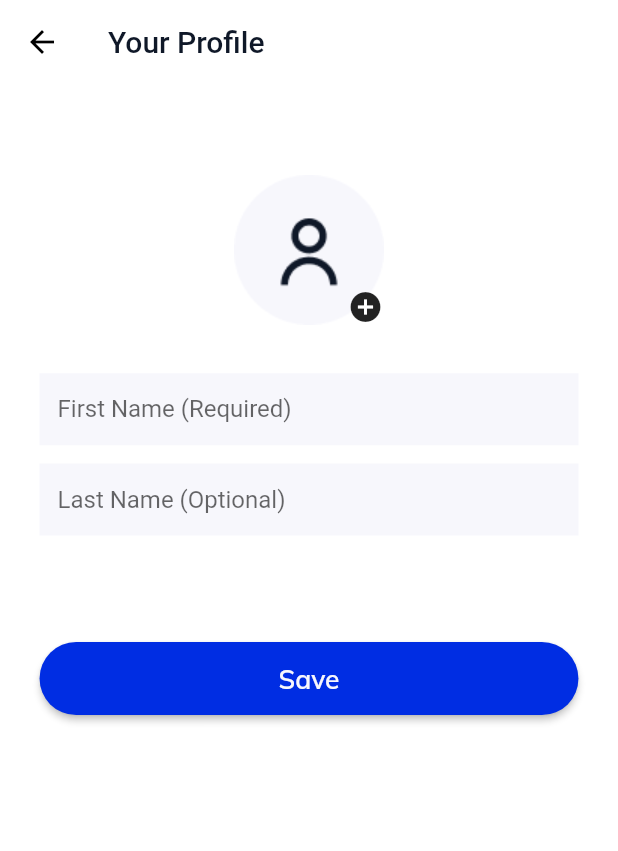
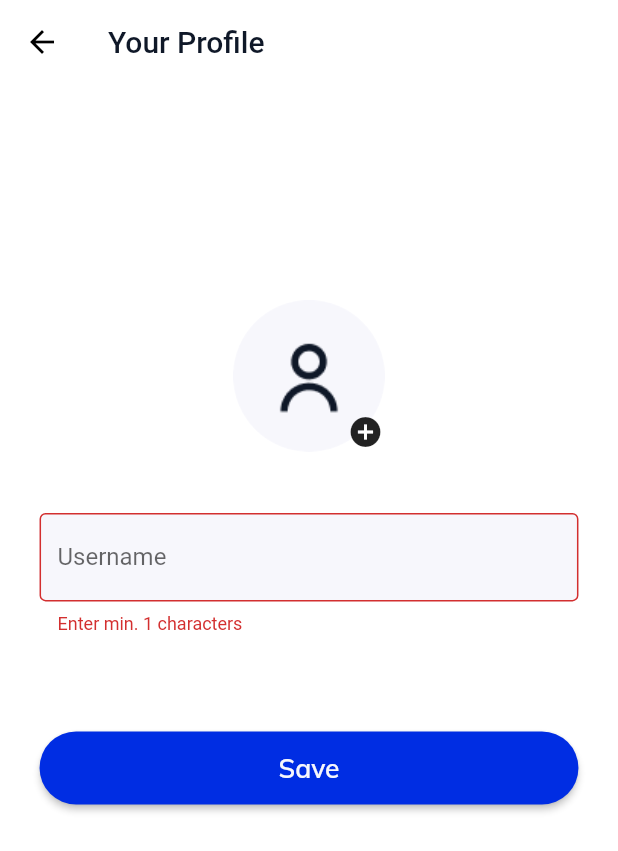
Before and after one commit to Marc4k/chat-app, a Flutter app: the CreateProfilScreen screen opened directly, on a phone screen of 412 x 824 dp. Shown: the top 851 px of the screen. Run offline on Flutter 3.47's test engine with Material 2 defaults, Android fonts, the phone set to English and light mode, and no system bars; our stand-ins replace badges, cloud_firestore, dartz, email_validator, firebase_auth, firebase_core and 7 more; missing offline and left inert: pixel_perfect; accounts and stored records are empty.

Commit message:
register finished

```diff
--- a/lib/domain/create_user/create_user_repository.dart
+++ b/lib/domain/create_user/create_user_repository.dart
@@ -1,6 +1,10 @@
+import 'dart:io';
+
+import 'package:dartz/dartz.dart';
 import 'package:firebase_auth/firebase_auth.dart';
 
+import '../../error/failures.dart';
+
 abstract class CreateUserRepository {
-  Future<void> createUser(
-      UserCredential user, String firstName, String lastname, String imgPath);
+  Future<Either<String, Failure>> createUser(String userName, File image);
 }
--- a/lib/domain/user_auth/phone_auth_repository.dart
+++ /dev/null
@@ -1,3 +0,0 @@
-abstract class PhoneAuthRepository {
-  Future<void> logUserInWithPhone(String phoneNumber);
-}
--- a/lib/domain/user_auth/user_auth_repository.dart
+++ b/lib/domain/user_auth/user_auth_repository.dart
@@ -3,7 +3,8 @@ import 'package:dartz/dartz.dart';
 import 'package:firebase_auth/firebase_auth.dart';
 
 abstract class UserAuthRepository {
-  Future<Either<Failure, UserCredential>> signUpUser(
+  Future<Either<UserCredential, Failure>> signUpUser(
       String email, String password);
-  Future<UserCredential> loginUser(String email, String password);
+  Future<Either<UserCredential, Failure>> signInUser(
+      String email, String password);
 }
--- a/lib/main.dart
+++ b/lib/main.dart
@@ -1,6 +1,7 @@
 import 'package:chat_app/pages/create_profil_screen/view/create_profil_screen.dart';
 import 'package:chat_app/pages/home_screen/view/home_screen.dart';
 import 'package:chat_app/pages/welcome_screen/view/welcome_screen.dart';
+import 'package:chat_app/wrapper.dart';
 import 'package:firebase_core/firebase_core.dart';
 import 'package:flutter/material.dart';
 import 'package:flutter_screenutil/flutter_screenutil.dart';
@@ -34,6 +35,6 @@ class Home extends StatelessWidget {
 
   @override
   Widget build(BuildContext context) {
-    return WelcomeScreen();
+    return Wrapper();
   }
 }
--- a/lib/pages/create_profil_screen/view/create_profil_screen.dart
+++ b/lib/pages/create_profil_screen/view/create_profil_screen.dart
@@ -1,14 +1,43 @@
+import 'dart:io';
+
+import 'package:chat_app/domain/create_user/create_user_impl.dart';
 import 'package:chat_app/pages/create_profil_screen/widget/input_field_profil_widget.dart';
 import 'package:chat_app/pages/create_profil_screen/widget/select_picture_widget.dart';
 import 'package:chat_app/shared/button_widget.dart';
 import 'package:chat_app/shared/sized_box_height_widget.dart';
 import 'package:flutter/material.dart';
+import 'package:flutter_profile_picture/flutter_profile_picture.dart';
+import 'package:image_picker/image_picker.dart';
 
 import '../../../constants/colors.dart';
+import '../../../constants/styles.dart';
+import '../../../shared/custom_text_widget.dart';
 import '../../../shared/screen_adaption.dart';
 
-class CreateProfilScreen extends StatelessWidget {
+class CreateProfilScreen extends StatefulWidget {
   const CreateProfilScreen({Key? key}) : super(key: key);
+
+  @override
+  State<CreateProfilScreen> createState() => _CreateProfilScreenState();
+}
+
+String error = "";
+File? imageTemorary;
+bool isLoading = false;
+
+TextEditingController name = TextEditingController();
+
+class _CreateProfilScreenState extends State<CreateProfilScreen> {
+  void PickImage() async {
+    final picker = ImagePicker();
+    final pickedFile = await picker.pickImage(source: ImageSource.gallery);
+
+    if (pickedFile == null) return;
+
+    setState(() {
+      imageTemorary = File(pickedFile.path);
+    });
+  }
 
   @override
   Widget build(BuildContext context) {
@@ -34,18 +63,37 @@ class CreateProfilScreen extends StatelessWidget {
               EdgeInsets.fromLTRB(24 * sW(context), 0, 24 * sW(context), 0),
           child: Column(
             children: [
-              SizedBoxHeightWidget(height: 59),
+              Spacer(),
               SelelctPictureWidget(
-                callback: () {},
+                image: imageTemorary,
+                callback: () {
+                  PickImage();
+                },
               ),
-              SizedBoxHeightWidget(height: 31),
-              InputFieldProfilWidget(hintText: "First Name (Required)"),
-              SizedBoxHeightWidget(height: 12),
-              InputFieldProfilWidget(
-                hintText: "Last Name (Optional)",
-              ),
-              SizedBoxHeightWidget(height: 70),
-              ButtonWidget(callback: () {}, text: "Save")
+              SizedBoxHeightWidget(height: 40),
+              InputFieldProfilWidget(hintText: "Username", controller: name),
+              SizedBoxHeightWidget(height: 40),
+              CustomTextWidget(text: error, style: errorStyle),
+              SizedBoxHeightWidget(height: 5),
+              ButtonWidget(
+                  isLoading: isLoading,
+                  callback: () async {
+                    if (name.text.length > 1) {
+                      setState(() => isLoading = true);
+                      final userData = await CreateUserImpl()
+                          .createUser(name.text, imageTemorary);
+
+                      userData.fold((l) {}, (r) {
+                        setState(() {
+                          error = r.errorMessage!;
+                        });
+                      });
+
+                      setState(() => isLoading = false);
+                    }
+                  },
+                  text: "Save"),
+              Spacer(flex: 2),
             ],
           ),
         ),
--- a/lib/pages/create_profil_screen/widget/input_field_profil_widget.dart
+++ b/lib/pages/create_profil_screen/widget/input_field_profil_widget.dart
@@ -1,12 +1,24 @@
 import 'package:flutter/material.dart';
 
 class InputFieldProfilWidget extends StatelessWidget {
-  const InputFieldProfilWidget({Key? key, required this.hintText})
+  const InputFieldProfilWidget(
+      {Key? key, required this.hintText, required this.controller})
       : super(key: key);
   final String hintText;
+  final TextEditingController controller;
   @override
   Widget build(BuildContext context) {
-    return TextFormField(
+    return Form(
+      autovalidateMode: AutovalidateMode.always,
+      child: TextFormField(
+        validator: (value) {
+          if (value != null && value.length < 1) {
+            return "Enter min. 1 characters";
+          } else {
+            return null;
+          }
+        },
+        controller: controller,
         decoration: InputDecoration(
           filled: true,
           fillColor: Color(0xFFF7F7FC),
@@ -20,6 +32,7 @@ class InputFieldProfilWidget extends StatelessWidget {
           ),
           hintText: hintText,
         ),
+      ),
     );
   }
 }
--- a/lib/pages/create_profil_screen/widget/select_picture_widget.dart
+++ b/lib/pages/create_profil_screen/widget/select_picture_widget.dart
@@ -1,10 +1,15 @@
+import 'dart:io';
+
 import 'package:chat_app/shared/screen_adaption.dart';
 import 'package:flutter/material.dart';
+import 'package:flutter_screenutil/flutter_screenutil.dart';
 
 class SelelctPictureWidget extends StatelessWidget {
-  const SelelctPictureWidget({Key? key, required this.callback})
+  const SelelctPictureWidget(
+      {Key? key, required this.callback, required this.image})
       : super(key: key);
   final VoidCallback callback;
+  final File? image;
   @override
   Widget build(BuildContext context) {
     return GestureDetector(
@@ -12,13 +17,15 @@ class SelelctPictureWidget extends StatelessWidget {
       child: Stack(
         children: [
           CircleAvatar(
-            radius: 50 * sH(context),
+            radius: 50.r,
             backgroundColor: Colors.transparent,
-            child: Image.asset("assets/img/avatar.png"),
+            backgroundImage: image != null
+                ? FileImage(image!)
+                : AssetImage("assets/img/avatar.png") as ImageProvider,
           ),
           Positioned(
-              right: -10 * sW(context),
-              bottom: -10 * sW(context),
+              right: -10.w,
+              bottom: -10.w,
               child:
                   IconButton(onPressed: callback, icon: Icon(Icons.add_circle)))
         ],
--- a/lib/pages/welcome_screen/view/welcome_screen.dart
+++ b/lib/pages/welcome_screen/view/welcome_screen.dart
@@ -32,6 +32,7 @@ class WelcomeScreen extends StatelessWidget {
             CustomTextWidget(text: "Terms & Privacy Policy", style: body1Style),
             SizedBox(height: 18.h),
             ButtonWidget(
+                isLoading: false,
                 callback: () async {
                   Navigator.of(context).push(MaterialPageRoute(builder: (_) {
                     return SignUpScreen();
--- a/lib/shared/button_widget.dart
+++ b/lib/shared/button_widget.dart
@@ -4,17 +4,29 @@ import 'package:chat_app/shared/custom_text_widget.dart';
 import 'package:chat_app/shared/screen_adaption.dart';
 import 'package:flutter/material.dart';
 import 'package:flutter_screenutil/flutter_screenutil.dart';
+import 'package:flutter_spinkit/flutter_spinkit.dart';
 
 class ButtonWidget extends StatelessWidget {
-  const ButtonWidget({Key? key, required this.callback, required this.text})
+  const ButtonWidget(
+      {Key? key,
+      required this.callback,
+      required this.text,
+      required this.isLoading})
       : super(key: key);
   final VoidCallback callback;
   final String text;
+  final bool isLoading;
   @override
   Widget build(BuildContext context) {
     return ElevatedButton(
       onPressed: callback,
-      child: CustomTextWidget(text: text, style: subheading2Style),
+      child: isLoading
+          ? SpinKitWave(
+              color: CustomColors.textColor,
+              size: 25.r,
+              type: SpinKitWaveType.start,
+            )
+          : CustomTextWidget(text: text, style: subheading2Style),
       style: ElevatedButton.styleFrom(
           shape: StadiumBorder(),
           primary: CustomColors.brandDefault,
--- a/pubspec.yaml
+++ b/pubspec.yaml
@@ -45,6 +45,10 @@ dependencies:
   dartz: ^0.10.1
   flutter_screenutil: ^5.5.3+2
   email_validator: ^2.0.1
+  flutter_spinkit: ^5.1.0
+  image_picker: ^0.8.5+3
+  firebase_storage: ^10.2.17
+  flutter_profile_picture: ^2.0.0
 
 
 dev_dependencies:
```
Also changed, not shown: lib/domain/create_user/create_user_impl.dart (+62 -10 lines), lib/domain/user_auth/phone_auth_repoisotry_impl.dart (deleted, +0 -20 lines), lib/domain/user_auth/user_auth_impl.dart (+45 -9 lines), lib/pages/sign_up_screen/view/sign_up_screen.dart (+25 -7 lines), lib/wrapper.dart (added, +30 -0 lines), pubspec.lock, 1 other file. Lines whose indentation alone changed are shown as unchanged.
